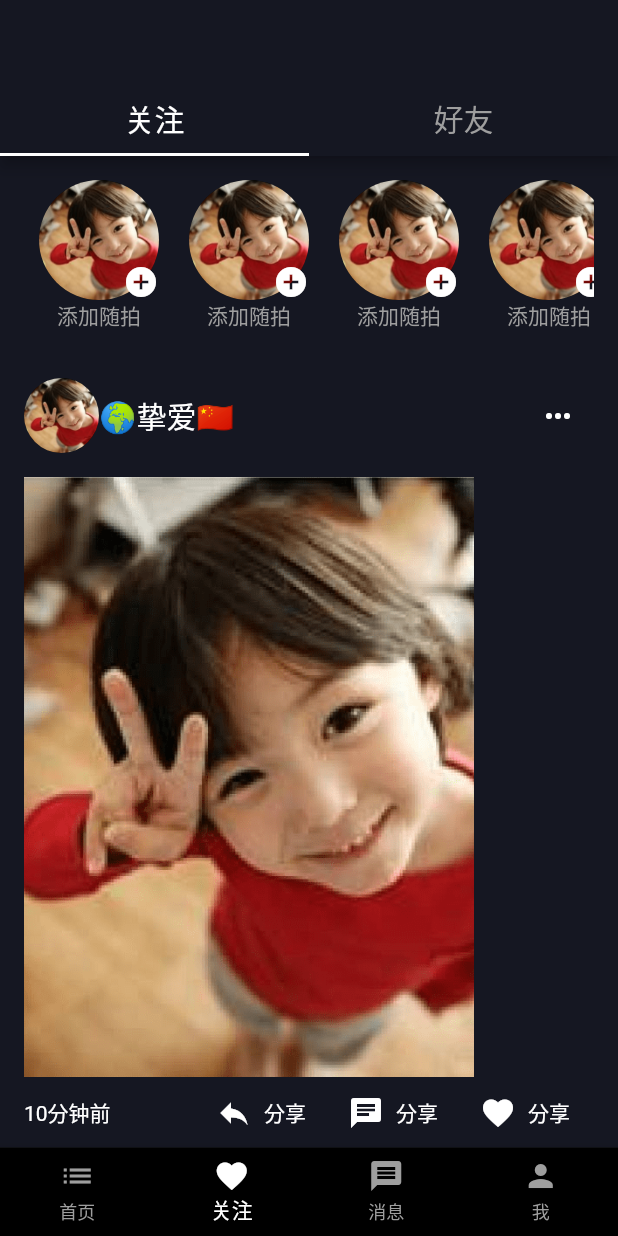
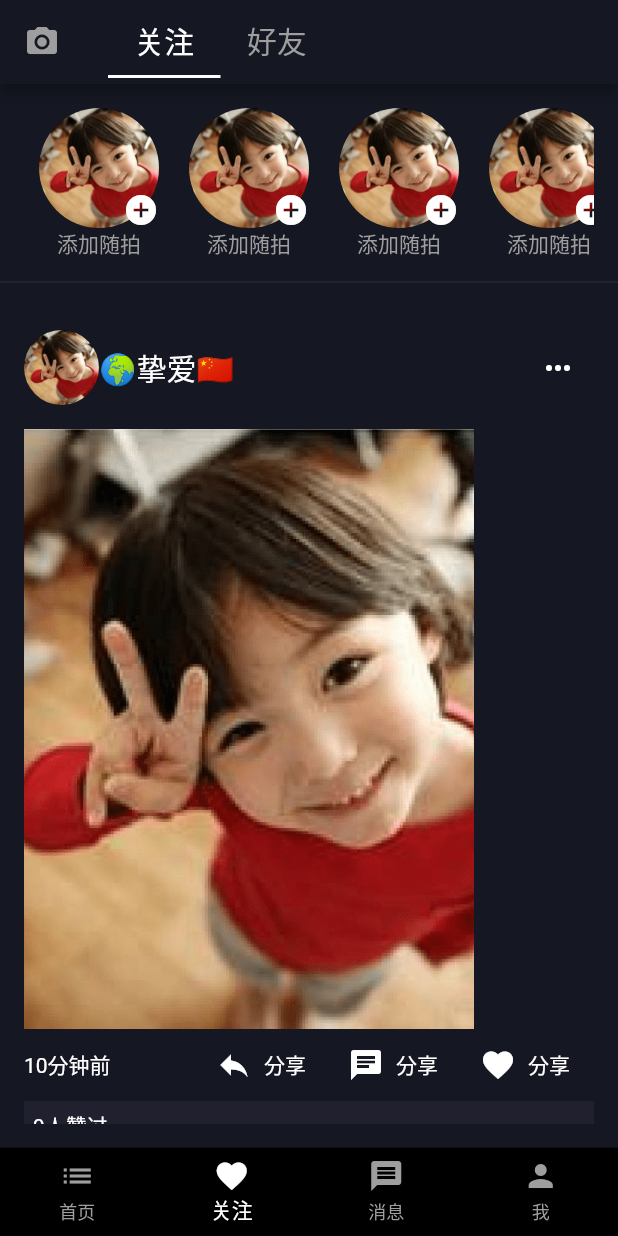
Before and after one commit to beargates/flutter_module, a Flutter app: the screen it shows after launch, item 2 of the bottom bar chosen, on a phone screen of 412 x 824 dp. Run offline on Flutter 3.47's test engine with Material 2 defaults, Android fonts, the phone set to English and light mode, and no system bars; our stand-ins replace camera, dio, image_picker, toast, video_player; missing offline and left inert: flutter_webview_plugin, multi_image_picker, photo, photo_manager, sy_flutter_qiniu_storage; statements that could not run were skipped.

Commit message:
update follow page to NestedScrollView

```diff
--- a/lib/follow/index.dart
+++ b/lib/follow/index.dart
@@ -19,10 +19,26 @@ class _FollowState extends State<Follow> {
     );
   }
 
+  Widget _appBar() {
+    var tabBar = _tabBar();
+    return AppBar(
+        title: ConstrainedBox(
+            constraints: BoxConstraints(maxWidth: 150, maxHeight: 50),
+            child: tabBar),
+        backgroundColor: bgColor,
+        leading: IconButton(
+            onPressed: () {},
+            icon: Icon(Icons.camera_alt, color: Colors.grey)));
+  }
+
   Widget _onlines() {
     return Container(
       height: 132,
       padding: EdgeInsets.all(16),
+      decoration: BoxDecoration(
+          border: Border(
+              bottom: Divider.createBorderSide(context,
+                  color: Colors.white10))),
       child: ListView.builder(
         scrollDirection: Axis.horizontal,
         itemBuilder: (BuildContext context, int i) {
@@ -53,7 +69,7 @@ class _FollowState extends State<Follow> {
 
   Widget _feeds() {
     return Container(
-      padding: const EdgeInsets.symmetric(horizontal: 16),
+      padding: const EdgeInsets.all(16),
       child: ListView.builder(
         itemBuilder: (BuildContext context, int i) {
           return Container(
@@ -158,63 +174,38 @@ class _FollowState extends State<Follow> {
             ),
           );
         },
-        itemExtent: 672,
+        itemExtent: 656,
         itemCount: 5,
       ),
     );
   }
 
-  TabBarView _tabBarView() {
+  TabBarView _body() {
     var onlines = _onlines();
     var feeds = _feeds();
     return TabBarView(
-      children: <Widget>[
-        CustomScrollView(
-          slivers: <Widget>[
-            SliverFillRemaining(
-              child: Column(
-                children: <Widget>[
-                  onlines,
-                  Expanded(
-                    child: feeds,
-                  )
-                ],
-              ),
-            ),
-          ],
-        ),
-        CustomScrollView(
-          slivers: <Widget>[
-            SliverFillRemaining(
-              child: Column(
-                children: <Widget>[
-                  onlines,
-                  Expanded(
-                    child: feeds,
-                  )
-                ],
-              ),
-            ),
-          ],
-        ),
-      ],
+      children: List.generate(tabs.length, (_) {
+        return NestedScrollView(
+          headerSliverBuilder: (BuildContext context, bool innerBoxIsScrolled) {
+            return <Widget>[
+              SliverToBoxAdapter(child: onlines),
+            ];
+          },
+          body: feeds,
+        );
+      }).toList(),
     );
   }
 
   Widget build(BuildContext context) {
-    var tabBar = _tabBar();
-    var tabBarView = _tabBarView();
+    var body = _body();
+    var appBar = _appBar();
     return DefaultTabController(
-      length: tabs.length,
-      child: Scaffold(
-        backgroundColor: bgColor,
-        appBar: AppBar(
+        length: tabs.length,
+        child: Scaffold(
           backgroundColor: bgColor,
-          primary: false,
-          bottom: tabBar,
-        ),
-        body: tabBarView,
-      ),
-    );
+          appBar: appBar,
+          body: body,
+        ));
   }
 }
```
